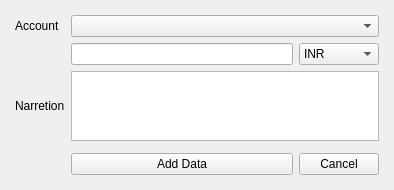
Old version of the form Resources/Ui/RecieptEntry.ui in the repository Darshitjivani/MBAS.
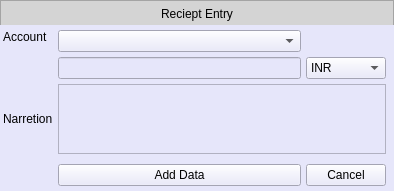
New version of the form.

Diff of the .ui file:
```diff
--- a/Resources/Ui/RecieptEntry.ui
+++ b/Resources/Ui/RecieptEntry.ui
@@ -21,39 +21,171 @@
     <string notr="true"/>
    </property>
    <layout class="QGridLayout" name="gridLayout">
-    <item row="2" column="3">
+    <property name="leftMargin">
+     <number>0</number>
+    </property>
+    <property name="topMargin">
+     <number>0</number>
+    </property>
+    <property name="rightMargin">
+     <number>0</number>
+    </property>
+    <property name="bottomMargin">
+     <number>0</number>
+    </property>
+    <property name="spacing">
+     <number>0</number>
+    </property>
+    <item row="0" column="0">
+     <widget class="QFrame" name="fheader">
+      <property name="minimumSize">
+       <size>
+        <width>0</width>
+        <height>25</height>
+       </size>
+      </property>
+      <property name="maximumSize">
+       <size>
+        <width>16777215</width>
+        <height>25</height>
+       </size>
+      </property>
+      <property name="styleSheet">
+       <string notr="true">background-color: rgb(212, 212, 212);
+font: 63 11pt &quot;Segoe UI Semibold&quot;;
+color:#000000</string>
+      </property>
+      <property name="frameShape">
+       <enum>QFrame::StyledPanel</enum>
+      </property>
+      <property name="frameShadow">
+       <enum>QFrame::Raised</enum>
+      </property>
+      <layout class="QGridLayout" name="gridLayout_3">
+       <property name="leftMargin">
+        <number>0</number>
+       </property>
+       <property name="topMargin">
+        <number>0</number>
+       </property>
+       <property name="rightMargin">
+        <number>0</number>
+       </property>
+       <property name="bottomMargin">
+        <number>0</number>
+       </property>
+       <property name="spacing">
+        <number>0</number>
+       </property>
+       <item row="0" column="0">
+        <widget class="QLabel" name="label_3">
+         <property name="minimumSize">
+          <size>
+           <width>0</width>
+           <height>25</height>
+          </size>
+         </property>
+         <property name="text">
+          <string>Reciept Entry</string>
+         </property>
+         <property name="alignment">
+          <set>Qt::AlignCenter</set>
+         </property>
+        </widget>
+       </item>
+      </layout>
+     </widget>
+    </item>
+    <item row="1" column="0">
+     <widget class="QWidget" name="widget" native="true">
+      <property name="styleSheet">
+       <string notr="true">QWidget{
+	background-color: rgb(230, 230, 250);
+}
+
+QPushButton:hover {
+  border-radius: 05px;
+  color:#000000;
+  background-color:#9BA4B5;
+  border: 0px solid ;
+}</string>
+      </property>
+      <layout class="QGridLayout" name="gridLayout_2">
+       <property name="leftMargin">
+        <number>3</number>
+       </property>
+       <property name="topMargin">
+        <number>0</number>
+       </property>
+       <property name="rightMargin">
+        <number>3</number>
+       </property>
+       <property name="bottomMargin">
+        <number>0</number>
+       </property>
+       <property name="spacing">
+        <number>5</number>
+       </property>
+       <item row="0" column="1">
+        <widget class="Line" name="line_5">
+         <property name="styleSheet">
+          <string notr="true">background-color: transparent</string>
+         </property>
+         <property name="orientation">
+          <enum>Qt::Vertical</enum>
+         </property>
+        </widget>
+       </item>
+       <item row="1" column="0">
+        <widget class="QLabel" name="label">
+         <property name="text">
+          <string>Account</string>
+         </property>
+        </widget>
+       </item>
+       <item row="1" column="1" rowspan="2">
+        <widget class="QComboBox" name="cbAccountName"/>
+       </item>
+       <item row="3" column="1">
      <widget class="QLineEdit" name="leAmount">
       <property name="placeholderText">
        <string/>
       </property>
      </widget>
     </item>
-    <item row="1" column="2">
-     <widget class="QLabel" name="label">
+       <item row="3" column="2">
+        <widget class="QComboBox" name="cbCurrency">
+         <item>
       <property name="text">
-       <string>Account</string>
-      </property>
-     </widget>
-    </item>
-    <item row="1" column="0">
-     <widget class="Line" name="line">
-      <property name="orientation">
-       <enum>Qt::Horizontal</enum>
-      </property>
-     </widget>
-    </item>
-    <item row="2" column="5">
+           <string>INR</string>
+          </property>
+         </item>
+         <item>
+          <property name="text">
+           <string>USD</string>
+          </property>
+         </item>
+        </widget>
+       </item>
+       <item row="3" column="3">
      <widget class="Line" name="line_2">
       <property name="orientation">
        <enum>Qt::Horizontal</enum>
       </property>
      </widget>
     </item>
-    <item row="1" column="3" colspan="2">
-     <widget class="QComboBox" name="cbAccountName"/>
-    </item>
-    <item row="6" column="3">
-     <widget class="Line" name="line_3">
+       <item row="4" column="0">
+        <widget class="QLabel" name="label_2">
+         <property name="text">
+          <string>Narretion</string>
+         </property>
+        </widget>
+       </item>
+       <item row="4" column="1" colspan="2">
+        <widget class="QTextBrowser" name="tbNarretion"/>
+       </item>
+       <item row="5" column="1">
+        <widget class="Line" name="line_4">
       <property name="styleSheet">
        <string notr="true">background-color: transparent</string>
       </property>
@@ -62,7 +194,7 @@
       </property>
      </widget>
     </item>
-    <item row="5" column="3">
+       <item row="6" column="1">
      <widget class="QPushButton" name="pdAddRaw">
       <property name="text">
        <string>Add Data</string>
@@ -72,41 +204,7 @@
       </property>
      </widget>
     </item>
-    <item row="4" column="3">
-     <widget class="Line" name="line_4">
-      <property name="styleSheet">
-       <string notr="true">background-color: transparent</string>
-      </property>
-      <property name="orientation">
-       <enum>Qt::Vertical</enum>
-      </property>
-     </widget>
-    </item>
-    <item row="0" column="3">
-     <widget class="Line" name="line_5">
-      <property name="styleSheet">
-       <string notr="true">background-color: transparent</string>
-      </property>
-      <property name="orientation">
-       <enum>Qt::Vertical</enum>
-      </property>
-     </widget>
-    </item>
-    <item row="2" column="4">
-     <widget class="QComboBox" name="cbCurrency">
-      <item>
-       <property name="text">
-        <string>INR</string>
-       </property>
-      </item>
-      <item>
-       <property name="text">
-        <string>USD</string>
-       </property>
-      </item>
-     </widget>
-    </item>
-    <item row="5" column="4">
+       <item row="6" column="2">
      <widget class="QPushButton" name="pbcancel">
       <property name="text">
        <string>Cancel</string>
@@ -116,27 +214,22 @@
       </property>
      </widget>
     </item>
-    <item row="3" column="3" colspan="2">
-     <widget class="QTextBrowser" name="tbNarretion"/>
-    </item>
-    <item row="3" column="2">
-     <widget class="QLabel" name="label_2">
-      <property name="text">
-       <string>Narretion</string>
-      </property>
+       <item row="7" column="1">
+        <widget class="Line" name="line_3">
+         <property name="styleSheet">
+          <string notr="true">background-color: transparent</string>
+         </property>
+         <property name="orientation">
+          <enum>Qt::Vertical</enum>
+         </property>
      </widget>
     </item>
    </layout>
   </widget>
- </widget>
- <tabstops>
-  <tabstop>cbAccountName</tabstop>
-  <tabstop>leAmount</tabstop>
-  <tabstop>cbCurrency</tabstop>
-  <tabstop>tbNarretion</tabstop>
-  <tabstop>pdAddRaw</tabstop>
-  <tabstop>pbcancel</tabstop>
- </tabstops>
+    </item>
+   </layout>
+  </widget>
+ </widget>
  <resources/>
  <connections/>
 </ui>
```
Lines whose indentation alone changed are shown as unchanged.
